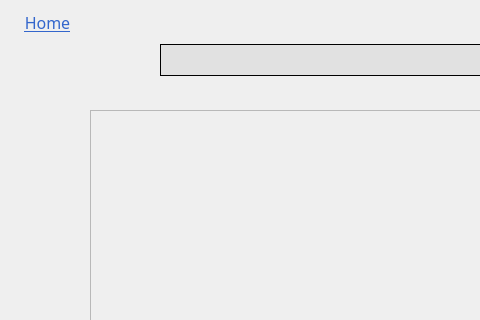
This is member_catalogue_screen.ui in MrCooperGit/Assessment-2_Library-Management-System as Qt 5 draws it before an edit; both pictures show x 0 to 480 and y 0 to 320 of the 800 by 600 pixel window. The edited form follows.
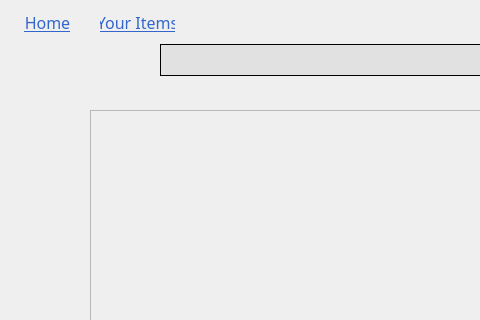
This is the edited form.

```diff
--- a/member_catalogue_screen.ui
+++ b/member_catalogue_screen.ui
@@ -193,6 +193,37 @@
     <layout class="QGridLayout" name="gridLayout"/>
    </widget>
   </widget>
+  <widget class="QPushButton" name="pushButton_yourItems">
+   <property name="geometry">
+    <rect>
+     <x>100</x>
+     <y>10</y>
+     <width>75</width>
+     <height>24</height>
+    </rect>
+   </property>
+   <property name="font">
+    <font>
+     <family>Italic Outline Art</family>
+     <pointsize>12</pointsize>
+     <bold>false</bold>
+     <underline>true</underline>
+    </font>
+   </property>
+   <property name="cursor">
+    <cursorShape>PointingHandCursor</cursorShape>
+   </property>
+   <property name="styleSheet">
+    <string notr="true">background-color: 0;
+border-radius: 15px;
+border-color: 0;
+color: #3366CC;
+</string>
+   </property>
+   <property name="text">
+    <string>Your Items</string>
+   </property>
+  </widget>
  </widget>
  <resources/>
  <connections/>
```
Left out of the diff: 2 changed lines with no effect on the pictures.
